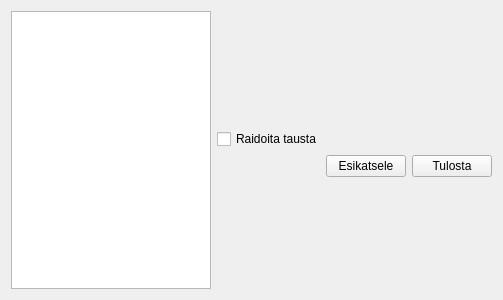
Old version of the form kitupiikki/raportti/raportti.ui in the repository artoh/kitupiikki.
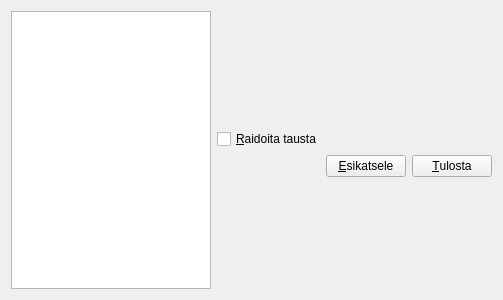
New version of the form. Icons and pictures are not drawn.

What changed in the file:
```diff
--- a/kitupiikki/raportti/raportti.ui
+++ b/kitupiikki/raportti/raportti.ui
@@ -38,7 +38,7 @@
      <item>
       <widget class="QCheckBox" name="raitaCheck">
        <property name="text">
-        <string>Raidoita tausta</string>
+        <string>&amp;Raidoita tausta</string>
        </property>
       </widget>
      </item>
@@ -60,7 +60,7 @@
        <item>
         <widget class="QPushButton" name="esikatseleNappi">
          <property name="text">
-          <string>Esikatsele</string>
+          <string>&amp;Esikatsele</string>
          </property>
          <property name="icon">
           <iconset resource="../pic/pic.qrc">
@@ -71,7 +71,7 @@
        <item>
         <widget class="QPushButton" name="tulostaNappi">
          <property name="text">
-          <string>Tulosta</string>
+          <string>&amp;Tulosta</string>
          </property>
          <property name="icon">
           <iconset resource="../pic/pic.qrc">
```
Left out of the diff: 6 changed lines with no effect on the pictures.
